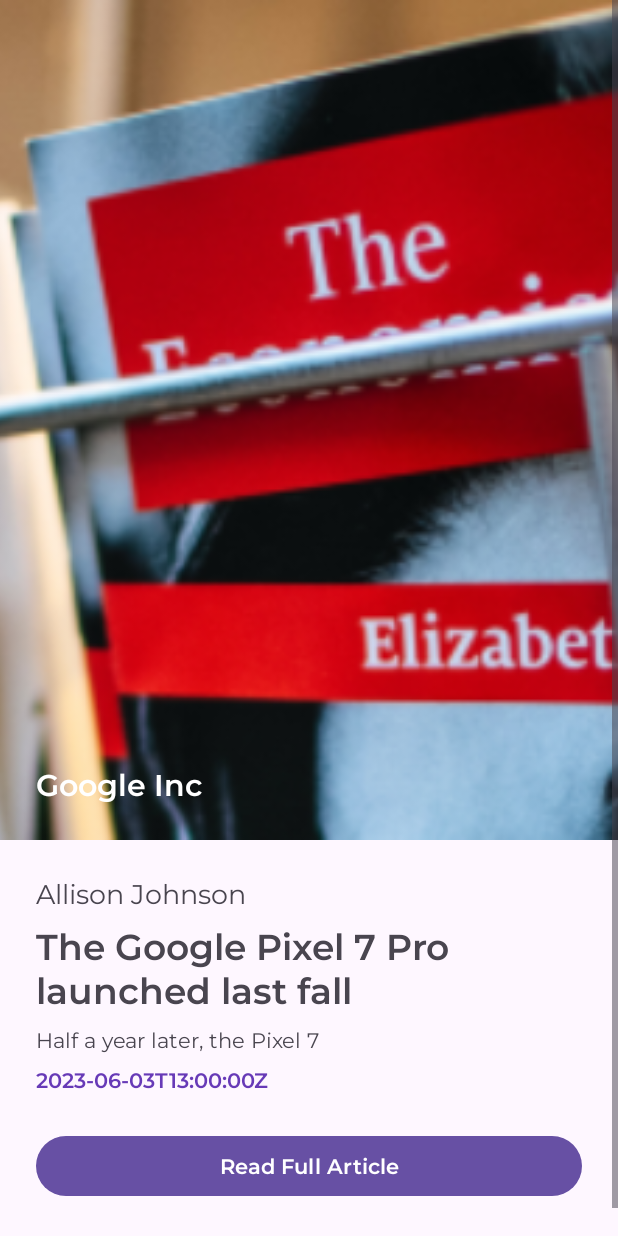
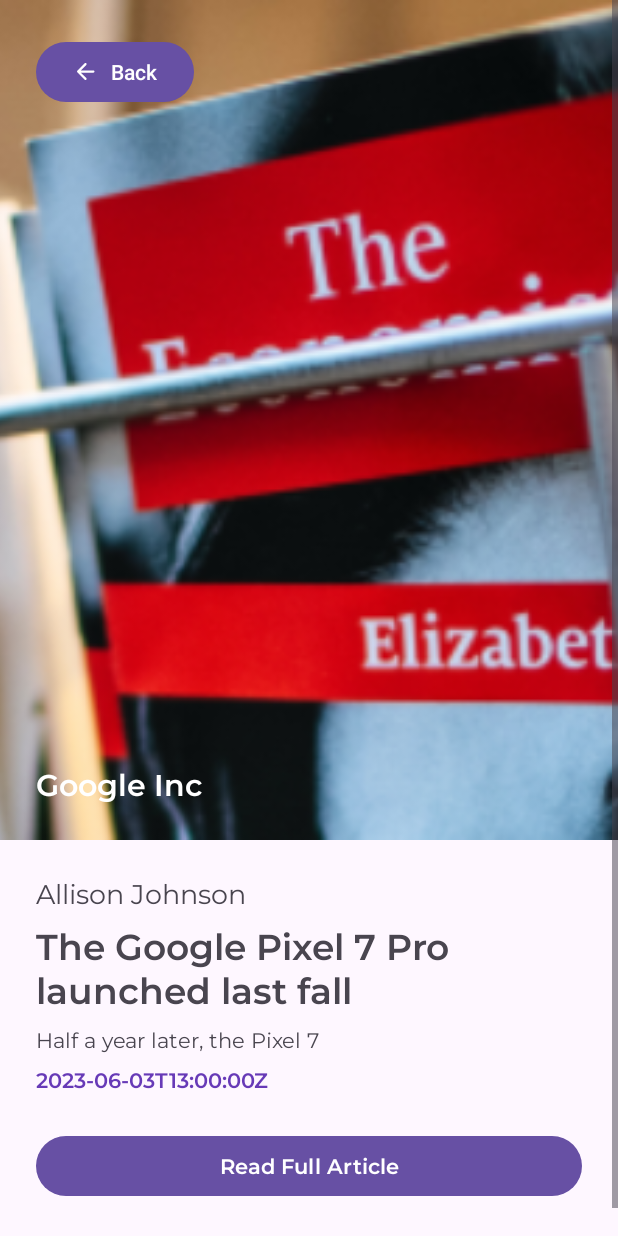
Before and after one commit to mas-diq/NewsAppWithAPI, an Android app: the layout activity_detail.xml on its own in the app's theme, with its tools: preview values and no code run, on a phone screen of 412 x 824 dp. Run offline under Robolectric (Android 15) with nearby library versions, the light colour scheme and no system bars.

Commit message:
Add back button in DetailActivity.kt

```diff
--- a/app/src/main/java/com/masdiq/newsappwithapi/ui/main/DetailActivity.kt
+++ b/app/src/main/java/com/masdiq/newsappwithapi/ui/main/DetailActivity.kt
@@ -43,5 +43,8 @@
             startActivity(move)
         }
 
+        binding.btnBack.setOnClickListener {
+            onBackPressedDispatcher.onBackPressed()
+        }
     }
 }
--- a/app/src/main/res/layout/activity_detail.xml
+++ b/app/src/main/res/layout/activity_detail.xml
@@ -19,6 +19,18 @@
             app:layout_constraintStart_toStartOf="parent"
             app:layout_constraintTop_toTopOf="parent"
             app:srcCompat="@drawable/img_business" />
+
+        <com.google.android.material.button.MaterialButton
+            android:id="@+id/btn_back"
+            app:layout_goneMarginTop="24dp"
+            android:layout_marginStart="24dp"
+            android:layout_width="wrap_content"
+            android:layout_height="wrap_content"
+            android:layout_marginTop="24dp"
+            android:text="Back"
+            app:icon="@drawable/round_arrow_back_24"
+            app:layout_constraintStart_toStartOf="parent"
+            app:layout_constraintTop_toTopOf="parent" />
 
         <TextView
             android:id="@+id/txt_source"
```
